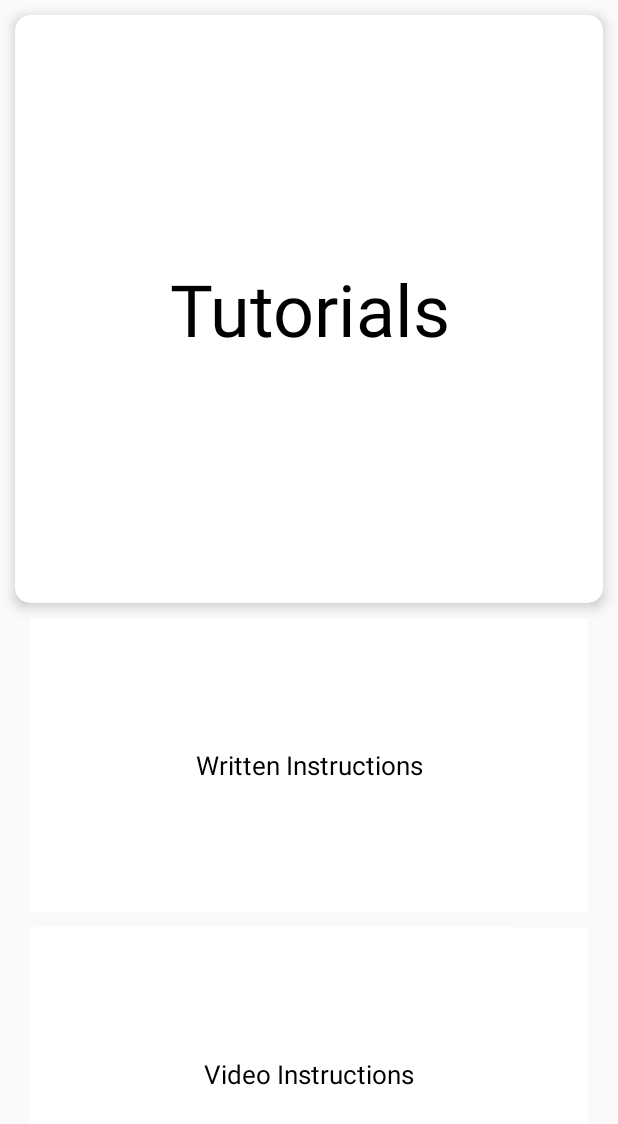
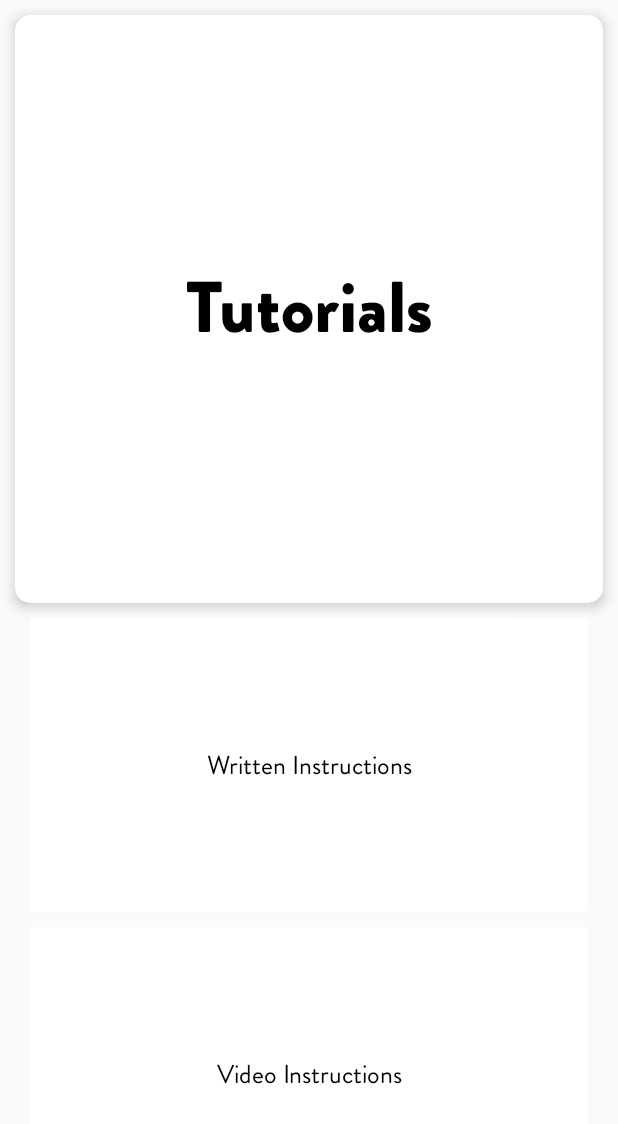
Before and after one commit to harsha20599/LeBox, an Android app: the screen it shows after launch (Tutorials), after a tap on "TUTORIALS", on a phone screen of 412 x 824 dp. Shown: the top 1124 px of the screen. Run offline under Robolectric (Android 15) with nearby library versions, the phone set to English and light mode, and no system bars.

Commit message:
Draft 1 - Fixed Fonts and button press anim

```diff
--- a/app/src/main/java/com/nitwit/idiot/lebox/MainActivity.java
+++ b/app/src/main/java/com/nitwit/idiot/lebox/MainActivity.java
@@ -1,22 +1,46 @@
 package com.nitwit.idiot.lebox;
 
 import android.content.Intent;
+import android.graphics.Typeface;
 import android.support.v7.app.AppCompatActivity;
 import android.os.Bundle;
 import android.view.View;
 import android.widget.Button;
+import android.widget.TextView;
 import android.widget.Toast;
 
+import org.w3c.dom.Text;
+
 import static android.R.attr.onClick;
+import static android.R.attr.typeface;
 
 public class MainActivity extends AppCompatActivity {
 
+    TextView titletxt, txt1, txt2, txt3, txt4, txt5, txt6;
 
     @Override
     protected void onCreate(Bundle savedInstanceState) {
         super.onCreate(savedInstanceState);
         setContentView(R.layout.activity_main);
 
+        titletxt = (TextView)findViewById(R.id.text0);
+        txt1 = (TextView)findViewById(R.id.text1);
+        txt2 = (TextView)findViewById(R.id.text2);
+        txt3 = (TextView)findViewById(R.id.text3);
+        txt4 = (TextView)findViewById(R.id.text4);
+        txt5 = (TextView)findViewById(R.id.text5);
+        txt6 = (TextView)findViewById(R.id.text6);
+
+        Typeface GrandHotel = Typeface.createFromAsset(getAssets(), "fonts/GrandHotel-Regular.ttf");
+        Typeface BrandonGrotesque = Typeface.createFromAsset(getAssets(), "fonts/BrandonGrotesque-Regular.ttf");
+
+        titletxt.setTypeface(GrandHotel);
+        txt1.setTypeface(BrandonGrotesque);
+        txt2.setTypeface(BrandonGrotesque);
+        txt3.setTypeface(BrandonGrotesque);
+        txt4.setTypeface(BrandonGrotesque);
+        txt5.setTypeface(BrandonGrotesque);
+        txt6.setTypeface(BrandonGrotesque);
 
     }
     public void Tutorial(View a)
--- a/app/src/main/java/com/nitwit/idiot/lebox/Tutorials.java
+++ b/app/src/main/java/com/nitwit/idiot/lebox/Tutorials.java
@@ -1,22 +1,35 @@
 package com.nitwit.idiot.lebox;
 
 import android.content.Intent;
+import android.graphics.Typeface;
 import android.support.v7.app.AppCompatActivity;
 import android.os.Bundle;
 import android.view.View;
 import android.widget.AdapterView;
 import android.widget.ArrayAdapter;
 import android.widget.ListView;
+import android.widget.TextView;
 import android.widget.Toast;
 
 public class Tutorials extends AppCompatActivity {
 
+    TextView titletxt, txt1, txt2;
 
     @Override
     protected void onCreate(Bundle savedInstanceState) {
         super.onCreate(savedInstanceState);
         setContentView(R.layout.activity_tutorials);
 
+        titletxt = (TextView)findViewById(R.id.text0);
+        txt1 = (TextView)findViewById(R.id.text1);
+        txt2 = (TextView)findViewById(R.id.text2);
+
+        Typeface BrandonGrotesque = Typeface.createFromAsset(getAssets(), "fonts/BrandonGrotesque-Regular.ttf");
+        Typeface BrandonGrotesqueBlack = Typeface.createFromAsset(getAssets(), "fonts/BrandonGrotesque-Black.ttf");
+
+        titletxt.setTypeface(BrandonGrotesqueBlack);
+        txt1.setTypeface(BrandonGrotesque);
+        txt2.setTypeface(BrandonGrotesque);
 
     }
     public void Next(View jj) {
--- a/app/src/main/res/layout/activity_bootanim.xml
+++ b/app/src/main/res/layout/activity_bootanim.xml
@@ -92,7 +92,8 @@ ANIMATION"
             android:layout_weight="1"
             android:clickable="true"
             android:onClick="Rom"
-            android:foreground="@drawable/ripple_bg">
+            android:foreground="@drawable/ripple_bg"
+            android:stateListAnimator="@anim/lift_on_touch">
 
 
 
@@ -123,7 +124,8 @@ ANIMATION"
             card_view:cardElevation="1dp"
             android:layout_weight="1"
             android:clickable="true"
-            android:foreground="@drawable/ripple_bg">
+            android:foreground="@drawable/ripple_bg"
+            android:stateListAnimator="@anim/lift_on_touch">
 
 
 
--- a/app/src/main/res/layout/activity_bootlogo.xml
+++ b/app/src/main/res/layout/activity_bootlogo.xml
@@ -86,7 +86,8 @@
             android:layout_weight="1"
             android:clickable="true"
             android:onClick="Rom"
-            android:foreground="@drawable/ripple_bg">
+            android:foreground="@drawable/ripple_bg"
+            android:stateListAnimator="@anim/lift_on_touch">
 
 
 
@@ -117,7 +118,8 @@
             card_view:cardElevation="1dp"
             android:layout_weight="1"
             android:clickable="true"
-            android:foreground="@drawable/ripple_bg">
+            android:foreground="@drawable/ripple_bg"
+            android:stateListAnimator="@anim/lift_on_touch">
 
 
 
--- a/app/src/main/res/layout/activity_gapps.xml
+++ b/app/src/main/res/layout/activity_gapps.xml
@@ -59,7 +59,6 @@
             android:stateListAnimator="@anim/lift_on_touch">
 
 
-
             <TextView
                 android:paddingTop="10dp"
                 android:paddingBottom="10dp"
@@ -87,7 +86,8 @@
             android:layout_weight="1"
             android:clickable="true"
             android:onClick="Rom"
-            android:foreground="@drawable/ripple_bg">
+            android:foreground="@drawable/ripple_bg"
+            android:stateListAnimator="@anim/lift_on_touch">
 
 
 
--- a/app/src/main/res/layout/activity_recovery.xml
+++ b/app/src/main/res/layout/activity_recovery.xml
@@ -87,7 +87,8 @@
             android:layout_weight="1"
             android:clickable="true"
             android:onClick="Rom"
-            android:foreground="@drawable/ripple_bg">
+            android:foreground="@drawable/ripple_bg"
+            android:stateListAnimator="@anim/lift_on_touch">
 
 
 
--- a/app/src/main/res/layout/activity_tutorials.xml
+++ b/app/src/main/res/layout/activity_tutorials.xml
@@ -86,7 +86,8 @@
             card_view:cardElevation="1dp"
             android:layout_weight="1"
             android:clickable="true"
-            android:foreground="@drawable/ripple_bg">
+            android:foreground="@drawable/ripple_bg"
+            android:stateListAnimator="@anim/lift_on_touch">
 
 
 
--- a/app/src/main/res/layout/activity_written.xml
+++ b/app/src/main/res/layout/activity_written.xml
@@ -10,6 +10,6 @@
         android:id="@+id/list1"
         android:layout_width="match_parent"
         android:layout_height="match_parent"
-        android:layout_centerVertical="true"
-        android:layout_centerHorizontal="true" />
+        android:layout_alignParentTop="true"
+        android:layout_alignParentStart="true" />
 </RelativeLayout>
```
Also changed, not shown: app/src/main/java/com/nitwit/idiot/lebox/Bootanim.java (+19 -0 lines), app/src/main/java/com/nitwit/idiot/lebox/Bootlogo.java (+17 -0 lines), app/src/main/java/com/nitwit/idiot/lebox/Gapps.java (+15 -0 lines), app/src/main/java/com/nitwit/idiot/lebox/Recovery.java (+15 -0 lines), app/src/main/java/com/nitwit/idiot/lebox/Rom.java (+19 -0 lines), app/src/main/res/layout/activity_main.xml (+14 -8 lines), app/src/main/res/layout/activity_rom.xml (+6 -3 lines), app/src/main/assets/fonts/BrandonGrotesque-Black.ttf (added), app/src/main/assets/fonts/BrandonGrotesque-Regular.ttf (added), app/src/main/assets/fonts/GrandHotel-Regular.ttf (added).
